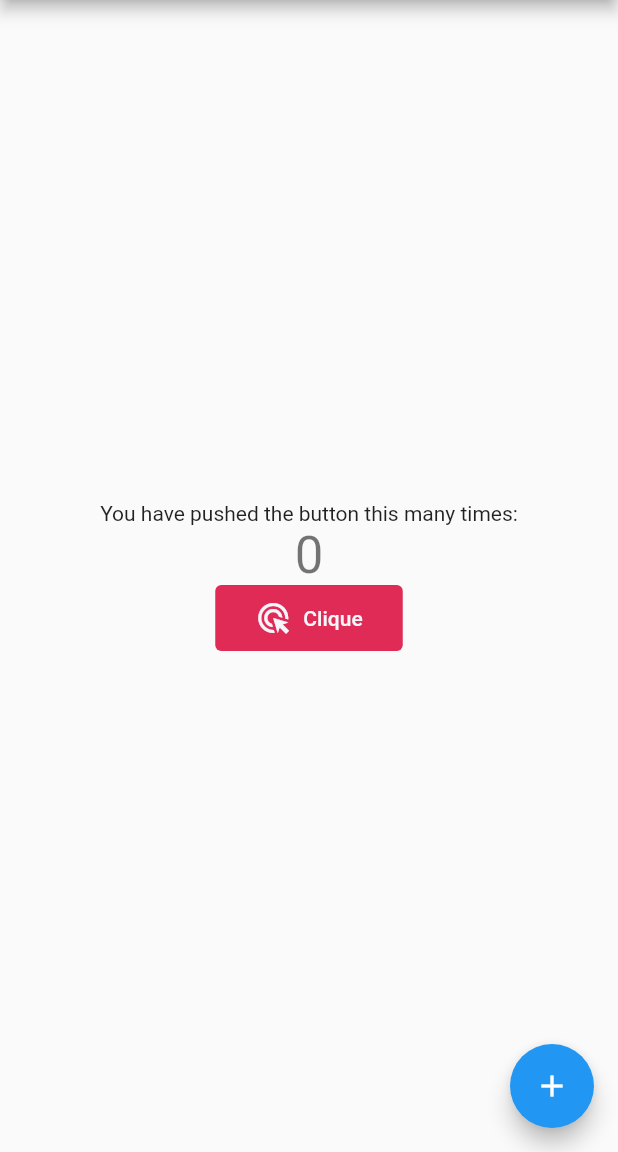
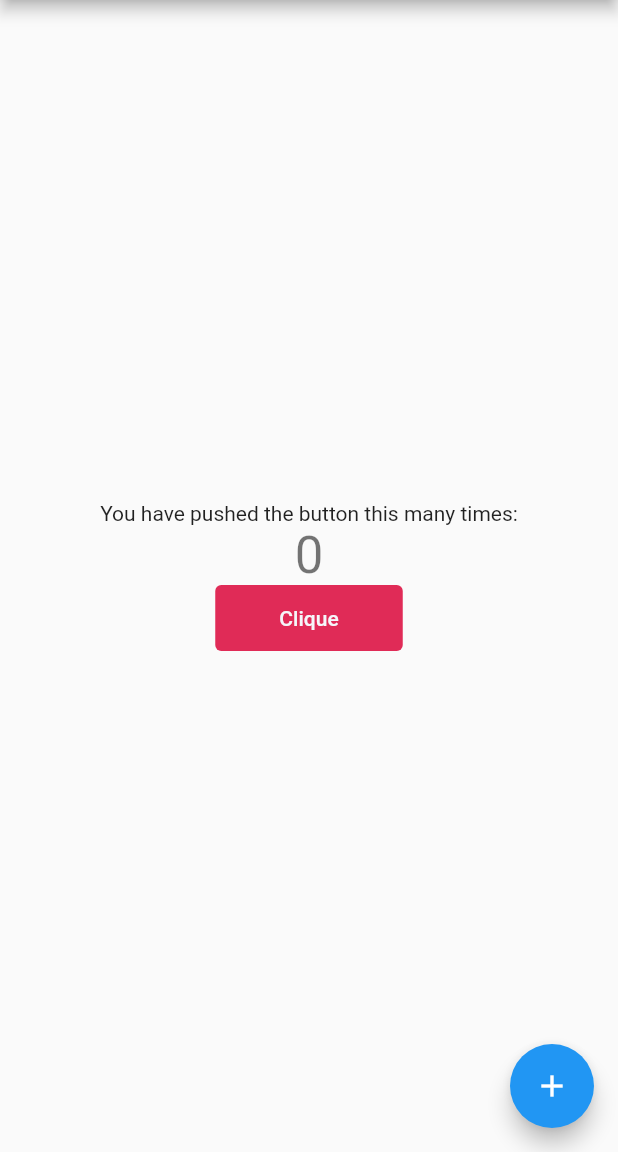
Before and after one commit to CamileBarros/camile-barros-test-widget, a Flutter app: the screen it shows after launch, on a phone screen of 412 x 824 dp, the part 84-1236 px from its top. Run offline on Flutter 3.47's test engine with Material 2 defaults, Android fonts, the phone set to English and light mode, and no system bars.

```diff
--- a/lib/component/HelperText.dart
+++ b/lib/component/HelperText.dart
@@ -9,13 +9,13 @@ class HelperText extends StatelessWidget {
     return SizedBox(
         height: 44,
         width: 125,
-        child: TextButton.icon(
+        child: TextButton(
           style: TextButton.styleFrom(
               primary: const Color(0xFFF5F6FA),
               backgroundColor: const Color(0xFFE02B57)),
-          label: const Text('Clique'),
-          icon: const Icon(Icons.ads_click),
-          onPressed: () {},
+          // label: const Text('Clique'),
+          // icon: const Icon(Icons.ads_click),
+          onPressed: () {}, child: const Text('Clique'),
         ));
   }
 }
```
Also changed, not shown: 1 other file.
